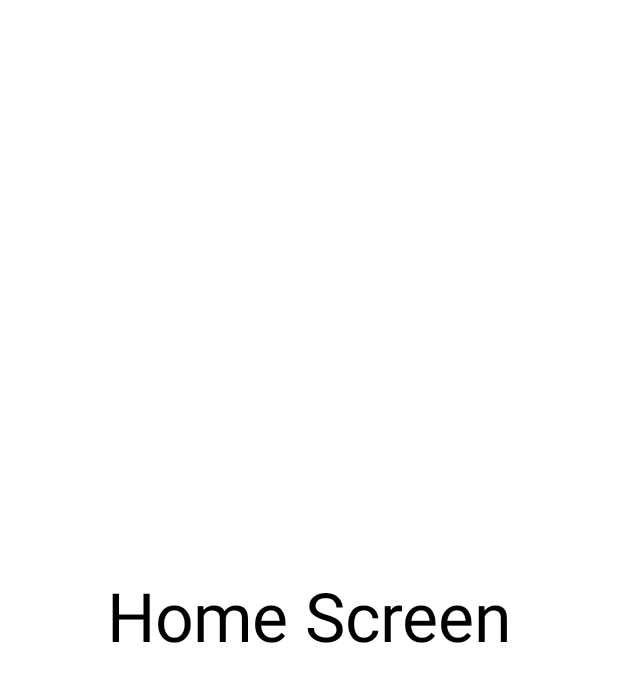
After one commit to emmanuel-pastor/tricycle-iot-app, an Android app built with Jetpack Compose: the composable NavigationGraph shown on its own in the app's theme, on a phone screen of 412 x 824 dp. The commit adds this screen. Shown: the top 682 px of the screen. Run offline under Robolectric (Android 15) with nearby library versions, the phone set to English and light mode, and no system bars.

```diff
--- a/app/build.gradle
+++ b/app/build.gradle
@@ -67,6 +67,7 @@ dependencies {
     implementation 'org.jetbrains.kotlinx:kotlinx-coroutines-android:1.6.4'
     implementation 'org.jetbrains.kotlinx:kotlinx-coroutines-core:1.6.4'
     implementation 'org.jetbrains.kotlinx:kotlinx-serialization-protobuf:1.4.1'
+    implementation "androidx.navigation:navigation-compose:2.5.3"
     implementation "com.google.dagger:hilt-android:2.44"
     kapt "com.google.dagger:hilt-compiler:2.44"
     testImplementation 'junit:junit:4.13.2'
--- /dev/null
+++ b/app/src/main/java/com/emmanuel/pastor/simplesmartapps/tricycle/ui/nav/NavigationGraph.kt
@@ -0,0 +1,17 @@
+package com.emmanuel.pastor.simplesmartapps.tricycle.ui.nav
+
+import androidx.compose.runtime.Composable
+import androidx.navigation.NavHostController
+import androidx.navigation.compose.NavHost
+import androidx.navigation.compose.composable
+import com.emmanuel.pastor.simplesmartapps.tricycle.ui.screens.HomeScreen
+
+@Composable
+fun NavigationGraph(navController: NavHostController) {
+    val homeRoute = BottomNavItem.Home.route
+    NavHost(navController, startDestination = homeRoute) {
+        composable(homeRoute) {
+            HomeScreen()
+        }
+    }
+}
--- /dev/null
+++ b/app/src/main/java/com/emmanuel/pastor/simplesmartapps/tricycle/ui/screens/HomeScreen.kt
@@ -0,0 +1,16 @@
+package com.emmanuel.pastor.simplesmartapps.tricycle.ui.screens
+
+import androidx.compose.foundation.layout.Box
+import androidx.compose.foundation.layout.fillMaxSize
+import androidx.compose.material3.MaterialTheme
+import androidx.compose.material3.Text
+import androidx.compose.runtime.Composable
+import androidx.compose.ui.Alignment.Companion.Center
+import androidx.compose.ui.Modifier
+
+@Composable
+fun HomeScreen() {
+    Box(modifier = Modifier.fillMaxSize()) {
+        Text("Home Screen", style = MaterialTheme.typography.displayMedium, modifier = Modifier.align(Center))
+    }
+}
--- a/app/src/main/java/com/emmanuel/pastor/simplesmartapps/tricycle/ui/theme/Color.kt
+++ b/app/src/main/java/com/emmanuel/pastor/simplesmartapps/tricycle/ui/theme/Color.kt
@@ -9,7 +9,7 @@ val BlueWhite = Color(0xFFF6F8FA)
 val Green500 = Color(0xFF4CAF50)
 val Green500A15 = Color(0x0F4CAF50)
 val MainBlue = Color(0xFF2196F3)
-val MainBlueA15 = Color(0x0F2196F3)
+val MainBlueA15 = Color(0xFFDEEFFD)
 val ErrorRed = Color(0xFFBA1A1A)
 val ErrorRedA15 = Color(0x0FBA1A1A)
 val MainOrange = Color(0xFFFFA726)
@@ -18,7 +18,7 @@ val MainOrangeA15 = Color(0x0FFFA726)
 val DarkGrey = Color(0xFF323232)
 val AlmostBlack = Color(0xFF151515)
 val FadedBlue = Color(0xFF3A9FEF)
-val FadedBlueA15 = Color(0x0F3A9FEF)
+val FadedBlueA15 = Color(0xFF30414F)
 val ElectricBlue = Color(0xFF003055)
 val FadedOffGrey = Color(0xFFC1C7CD)
 val FadedErrorRed = Color(0xFFFFB4AB)
--- a/app/src/main/java/com/emmanuel/pastor/simplesmartapps/tricycle/ui/theme/Theme.kt
+++ b/app/src/main/java/com/emmanuel/pastor/simplesmartapps/tricycle/ui/theme/Theme.kt
@@ -22,6 +22,7 @@ private val DarkColorScheme = darkColorScheme(
     background = AlmostBlack,
     onBackground = Color.White,
     error = FadedErrorRed,
+    secondaryContainer = FadedBlueA15
 )
 
 
@@ -34,6 +35,7 @@ private val LightColorScheme = lightColorScheme(
     background = BlueWhite,
     onBackground = Color.Black,
     error = ErrorRed,
+    secondaryContainer = MainBlueA15
 )
 
 val ColorScheme.success: Color
--- /dev/null
+++ b/app/src/main/res/drawable/ic_home.xml
@@ -0,0 +1,9 @@
+<vector xmlns:android="http://schemas.android.com/apk/res/android"
+    android:width="25dp"
+    android:height="24dp"
+    android:viewportWidth="25"
+    android:viewportHeight="24">
+  <path
+      android:fillColor="#000000"
+      android:pathData="M5.833,19.5H9.583V13.25H15.083V19.5H18.833V9.75L12.333,4.875L5.833,9.75V19.5ZM4.333,21V9L12.333,3L20.333,9V21H13.583V14.75H11.083V21H4.333Z" />
+</vector>
--- a/app/src/main/res/values/strings.xml
+++ b/app/src/main/res/values/strings.xml
@@ -1,3 +1,4 @@
 <resources>
     <string name="app_name">Tricycle</string>
+    <string name="home">Home</string>
 </resources>
```
Also changed, not shown: app/src/main/java/com/emmanuel/pastor/simplesmartapps/tricycle/MainActivity.kt (+16 -21 lines), app/src/main/java/com/emmanuel/pastor/simplesmartapps/tricycle/ui/nav/BottomNavigation.kt (added, +53 -0 lines), app/src/main/res/drawable/ic_history.xml (added, +9 -0 lines), app/src/main/res/drawable/ic_notifications.xml (added, +9 -0 lines).
